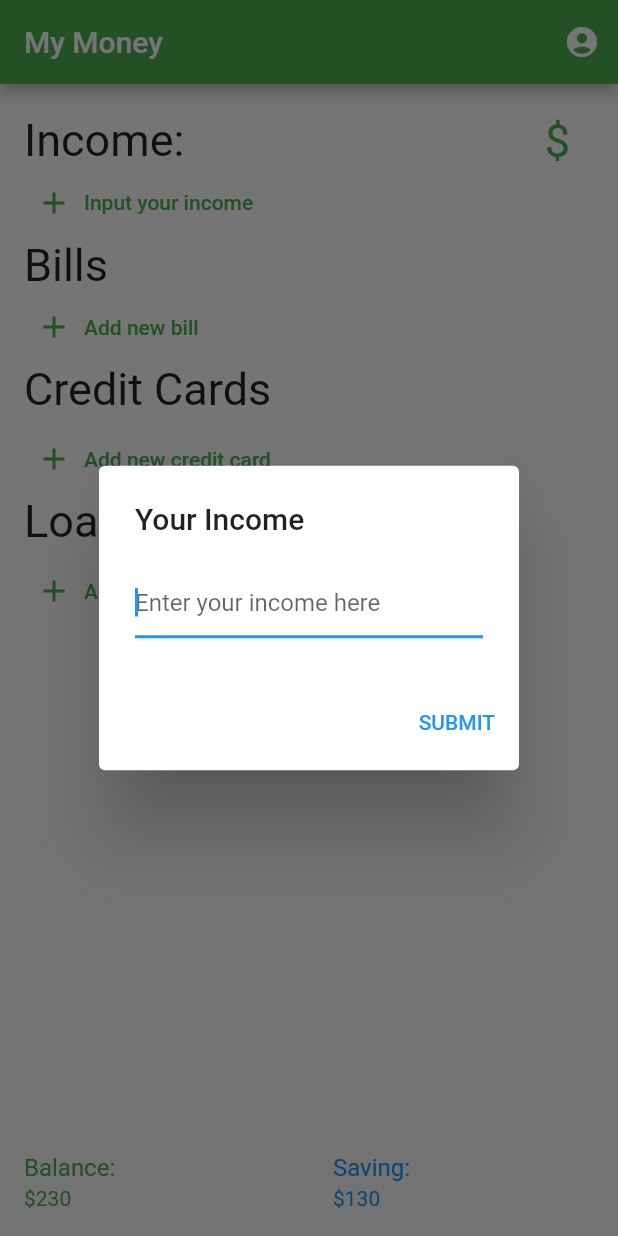
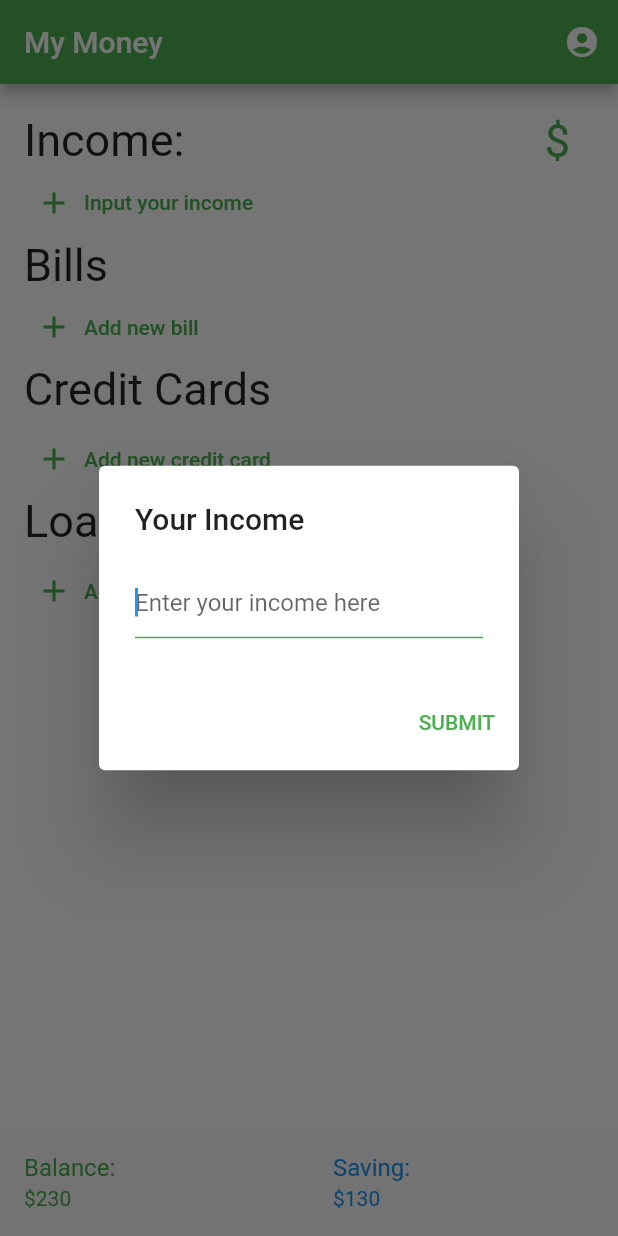
Before and after one commit to Scarlet-V/MyMoneyApp, a Flutter app: the screen it shows after launch, after a tap on "Input your income", on a phone screen of 412 x 824 dp. Run offline on Flutter 3.47's test engine with Material 2 defaults, Android fonts, the phone set to English and light mode, and no system bars; our stand-ins replace dropdown_formfield, image_picker, shared_preferences.

Commit message:
styled dialogue box

```diff
--- a/testing/lib/main.dart
+++ b/testing/lib/main.dart
@@ -293,13 +293,23 @@ class _HomePageState extends State<HomePage> {
         content: TextField(
           controller: _incomeAmountController,
           autofocus: true,
-          decoration: InputDecoration(hintText: "Enter your income here"),
+          decoration: InputDecoration(hintText: "Enter your income here",
+            enabledBorder: UnderlineInputBorder(
+              borderSide: BorderSide(color: Colors.green),
+            ),
+            focusedBorder: UnderlineInputBorder(
+              borderSide: BorderSide(color: Colors.green),
+            ),  ),
         ),
         actions: [
           TextButton(
-            child: Text('SUBMIT'),
+            child: Text('SUBMIT',
+              style: TextStyle(
+                color: Colors.green,
+              ),),
             onPressed: submit,
-          )
+            ),
+
         ],
       ),
   );
```
